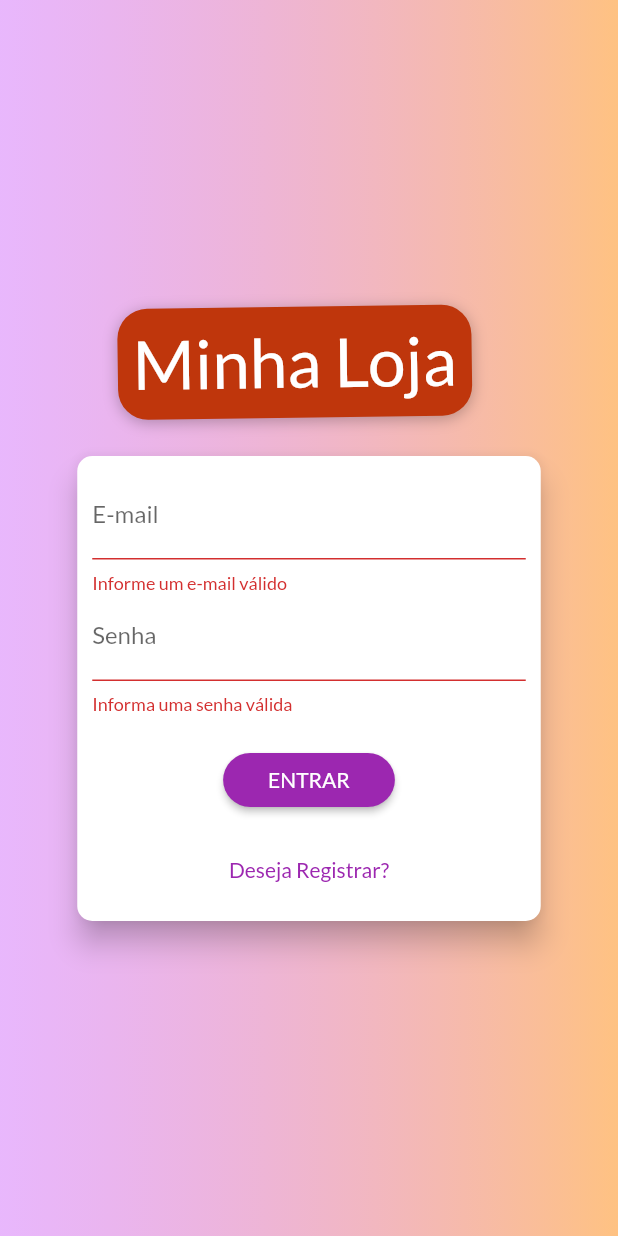
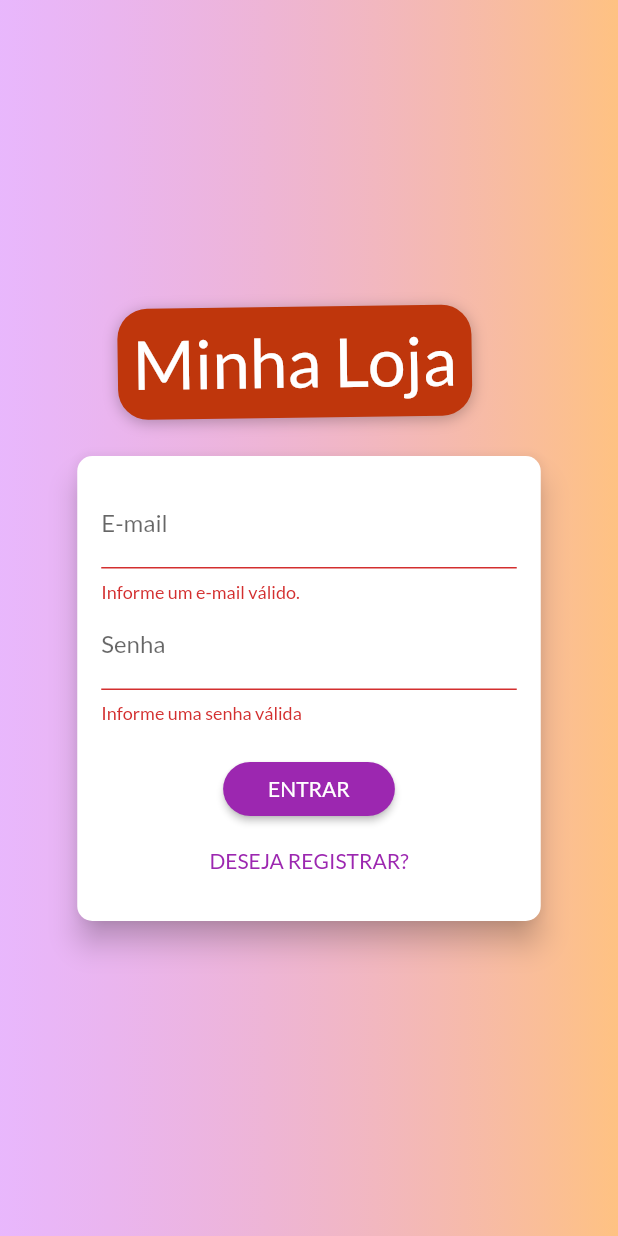
Before and after one commit to EduardaGCunha/auth_app, a Flutter app: the screen it shows after launch, after a tap on "ENTRAR", on a phone screen of 412 x 824 dp. Run offline on Flutter 3.47's test engine with Material 2 defaults, Android fonts, the phone set to English and light mode, and no system bars; our stand-ins replace firebase_core; accounts and stored records are empty; network calls fail.

Commit message:
login implementation

```diff
--- /dev/null
+++ b/lib/components/auth_form.dart
@@ -0,0 +1,179 @@
+import 'package:flutter/material.dart';
+import 'package:provider/provider.dart';
+import 'package:shop/exceptions/exception.dart';
+import 'package:shop/models/auth.dart';
+
+enum AuthMode { signup, login }
+
+class AuthForm extends StatefulWidget {
+  const AuthForm({Key? key}) : super(key: key);
+
+  @override
+  State<AuthForm> createState() => _AuthFormState();
+}
+
+class _AuthFormState extends State<AuthForm> {
+  final _passwordController = TextEditingController();
+  final _formKey = GlobalKey<FormState>();
+  bool _isLoading = false;
+  AuthMode _authMode = AuthMode.login;
+  final Map<String, String> _authData = {
+    'email': '',
+    'password': '',
+  };
+
+  bool _isLogin() => _authMode == AuthMode.login;
+  bool _isSignup() => _authMode == AuthMode.signup;
+
+  void _switchAuthMode() {
+    setState(() {
+      if (_isLogin()) {
+        _authMode = AuthMode.signup;
+      } else {
+        _authMode = AuthMode.login;
+      }
+    });
+  }
+
+  void _showErrorDialog(String msg){
+    showDialog(
+      context: context,
+      builder: (ctx) => AlertDialog(
+        title: const Text('Ocorreu um Erro'),
+        content: Text(msg),
+        actions: [
+          TextButton(
+            onPressed: () => Navigator.of(context).pop(),
+            child: Text('Fechar'),
+          )
+        ],
+      )
+    );
+  }
+
+  Future<void> _submit() async {
+    final isValid = _formKey.currentState?.validate() ?? false;
+
+    if (!isValid) {
+      return;
+    }
+
+    setState(() => _isLoading = true);
+
+    _formKey.currentState?.save();
+    Auth auth = Provider.of(context, listen: false);
+
+
+    try{
+      if (_isLogin()) {
+        await auth.login(
+          _authData['email']!,
+          _authData['password']!,
+        );
+      } else {
+        // Registrar
+        await auth.signup(
+          _authData['email']!,
+          _authData['password']!,
+        );
+      }
+    } on AuthException catch(error){
+      _showErrorDialog(error.toString());
+    } catch(error){
+      _showErrorDialog('Ocorreu um erro inesperado!');
+    }
+
+    setState(() => _isLoading = false);
+  }
+
+  @override
+  Widget build(BuildContext context) {
+    final deviceSize = MediaQuery.of(context).size;
+    return Card(
+      elevation: 8,
+      shape: RoundedRectangleBorder(
+        borderRadius: BorderRadius.circular(10),
+      ),
+      child: Container(
+        padding: const EdgeInsets.all(16),
+        height: _isLogin() ? 310 : 400,
+        width: deviceSize.width * 0.75,
+        child: Form(
+          key: _formKey,
+          child: Column(
+            children: [
+              TextFormField(
+                decoration: const InputDecoration(labelText: 'E-mail'),
+                keyboardType: TextInputType.emailAddress,
+                onSaved: (email) => _authData['email'] = email ?? '',
+                validator: (_email) {
+                  final email = _email ?? '';
+                  if (email.trim().isEmpty || !email.contains('@')) {
+                    return 'Informe um e-mail válido.';
+                  }
+                  return null;
+                },
+              ),
+              TextFormField(
+                decoration: const InputDecoration(labelText: 'Senha'),
+                keyboardType: TextInputType.emailAddress,
+                obscureText: true,
+                controller: _passwordController,
+                onSaved: (password) => _authData['password'] = password ?? '',
+                validator: (_password) {
+                  final password = _password ?? '';
+                  if (password.isEmpty || password.length < 5) {
+                    return 'Informe uma senha válida';
+                  }
+                  return null;
+                },
+              ),
+              if (_isSignup())
+                TextFormField(
+                  decoration:
+                      const InputDecoration(labelText: 'Confirmar Senha'),
+                  keyboardType: TextInputType.emailAddress,
+                  obscureText: true,
+                  validator: _isLogin()
+                      ? null
+                      : (_password) {
+                          final password = _password ?? '';
+                          if (password != _passwordController.text) {
+                            return 'Senhas informadas não conferem.';
+                          }
+                          return null;
+                        },
+                ),
+              const SizedBox(height: 20),
+              if (_isLoading)
+                const CircularProgressIndicator()
+              else
+                ElevatedButton(
+                  onPressed: _submit,
+                  style: ElevatedButton.styleFrom(
+                    shape: RoundedRectangleBorder(
+                      borderRadius: BorderRadius.circular(30),
+                    ),
+                    padding: const EdgeInsets.symmetric(
+                      horizontal: 30,
+                      vertical: 8,
+                    ),
+                  ),
+                  child: Text(
+                    _authMode == AuthMode.login ? 'ENTRAR' : 'REGISTRAR',
+                  ),
+                ),
+              const Spacer(),
+              TextButton(
+                onPressed: _switchAuthMode,
+                child: Text(
+                  _isLogin() ? 'DESEJA REGISTRAR?' : 'JÁ POSSUI CONTA?',
+                ),
+              ),
+            ],
+          ),
+        ),
+      ),
+    );
+  }
+}
--- /dev/null
+++ b/lib/exceptions/exception.dart
@@ -0,0 +1,19 @@
+class AuthException implements Exception{
+  static const Map<String, String> errors = {
+    'EMAIL_EXISTS': 'E-mail já cadastrado.',
+    'OPERATION_NOT_ALLOWED': 'Operação não permitida!',
+    'TOO_MANY_ATTEMPS_TRY_LATER': 'Acesso bloqueado temporariamente. Tente mais tarde.',
+    'EMAIL_NOT_FOUND': 'E-mail não encontrado.',
+    'INVALID_PASSWORD': 'Senha informada não confere.',
+    'USER_DISABLED': 'A conta do usuário foi desabilitada.'
+  };
+
+
+  final String key;
+  AuthException(this.key);
+
+  @override
+  String toString(){
+    return errors[key] ?? 'Ocorreu um erro no processo de autenticação.';
+  }
+}
--- a/lib/main.dart
+++ b/lib/main.dart
@@ -1,5 +1,6 @@
 import 'package:flutter/material.dart';
 import 'package:provider/provider.dart';
+import 'package:shop/models/auth.dart';
 import 'package:shop/models/cart.dart';
 import 'package:shop/models/order_list.dart';
 import 'package:shop/models/product_list.dart';
@@ -32,6 +33,9 @@ class MyApp extends StatelessWidget {
         ChangeNotifierProvider(
           create: (_) => OrderList(),
         ),
+        ChangeNotifierProvider(
+          create: (_) => Auth(),
+        ),
       ],
       child: MaterialApp(
         title: 'Flutter Demo',
--- a/lib/pages/auth_formd.dart
+++ /dev/null
@@ -1,146 +0,0 @@
-import 'package:flutter/material.dart';
-
-enum AuthMode {SignUp, Login}
-
-class AuthForm extends StatefulWidget {
-  const AuthForm({super.key});
-
-  @override
-  State<AuthForm> createState() => _AuthFormState();
-}
-
-class _AuthFormState extends State<AuthForm> {
-  AuthMode _authMode = AuthMode.Login;
-  final _passWordController = TextEditingController();
-  final _formKey = GlobalKey<FormState>();
-  bool _isLoading = false;
-  Map<String, String> _authData = {
-    'email': '',
-    'password': '',
-  };
-
-  bool _isLogin() => _authMode == AuthMode.Login;
-  bool _isSignup() => _authMode == AuthMode.SignUp;
-
-  void switchAuthMode(){
-    setState(() {
-      if(_isLogin()){
-        _authMode = AuthMode.SignUp;
-      }else{
-        _authMode = AuthMode.Login;
-      }
-    });
-  }
-
-  void _submit(){
-    final isValid = _formKey.currentState?.validate() ?? false;
-
-    if(!isValid){
-      return;
-    }
-
-    setState(() => _isLoading = true);
-
-    if(_isLogin()){
-
-    }else{
-
-    }
-
-    setState(() => _isLoading = false);
-  }
-
-  @override
-  Widget build(BuildContext context) {
-    final deviceSize = MediaQuery.of(context).size;
-
-    return Card(
-      elevation: 8,
-      shape: RoundedRectangleBorder(
-        borderRadius: BorderRadius.circular(10),
-      ),
-      child: Container(
-        padding: const EdgeInsets.all(10),
-        height: _isLogin()? 310 : 400,
-        width: deviceSize.width * 0.75,
-        child: Form(
-          key: _formKey,
-          child: Column(
-            children: [
-              TextFormField(
-                decoration: const InputDecoration(labelText: 'E-mail'),
-                keyboardType: TextInputType.emailAddress,
-                obscureText: true,
-                onSaved: (email) => _authData['email'] = email ?? '',
-                validator: (_email) {
-                  final email = _email ?? '';
-                  if(email.trim().isEmpty || !email.contains('@')){
-                    return 'Informe um e-mail válido';
-                  }
-                  return null;
-                },
-              ),
-              TextFormField(
-                decoration: const InputDecoration(labelText: 'Senha'),
-                keyboardType: TextInputType.emailAddress,
-                obscureText: true,
-                controller: _passWordController,
-                onSaved: (password) => _authData['password'] = password ?? '',
-                validator: (_password){
-                  final password = _password ?? '';
-                  if(password.isEmpty || password.length < 5){
-                    return 'Informa uma senha válida';
-                  }
-                  return null;
-                },
-              ),
-              Visibility(
-                visible: _isSignup(),
-                child: TextFormField(
-                  decoration: const InputDecoration(labelText: 'Confirmar Senha'),
-                  keyboardType: TextInputType.emailAddress,
-                  obscureText: true,
-                  validator: _isLogin() ?
-                    null
-                  : (_password) {
-                    final password = _password ?? '';
-                    if(password != _passWordController){
-                      return 'Senhas informadas não conferem';
-                    }
-                    return null;
-                  },
-                ),
-              ),
-              const SizedBox(height: 20,),
-              if(_isLoading)
-                const CircularProgressIndicator()
-              else
-                ElevatedButton(
-                  onPressed: _submit,
-                  child: Text(
-                    _authMode == AuthMode.Login ? 'ENTRAR' : 'REGISTRAR',
-                  ),
-                  style: ElevatedButton.styleFrom(
-                    shape: RoundedRectangleBorder(
-                      borderRadius: BorderRadius.circular(30),
-                    ),
-                    padding: const EdgeInsets.symmetric(
-                      horizontal: 30,
-                      vertical: 8,
-                    )
-                  ),
-                ),
-                Spacer(),
-                TextButton(
-                  onPressed: () {},
-                  child: Text(
-                    _isLogin() ? 'Deseja Registrar?' : 'Já Possui Conta?'
-                  ),
-                )
-            ],
-          )
-        )
-      )
-    );
-  }
-}
--- a/lib/pages/auth_page.dart
+++ b/lib/pages/auth_page.dart
@@ -1,7 +1,7 @@
 import 'dart:math';
 
 import 'package:flutter/material.dart';
-import 'package:shop/pages/auth_formd.dart';
+import 'package:shop/components/auth_form.dart';
 
 class AuthPage extends StatelessWidget {
   const AuthPage({Key? key}) : super(key: key);
```
Also changed, not shown: lib/models/auth.dart (added, +39 -0 lines).
